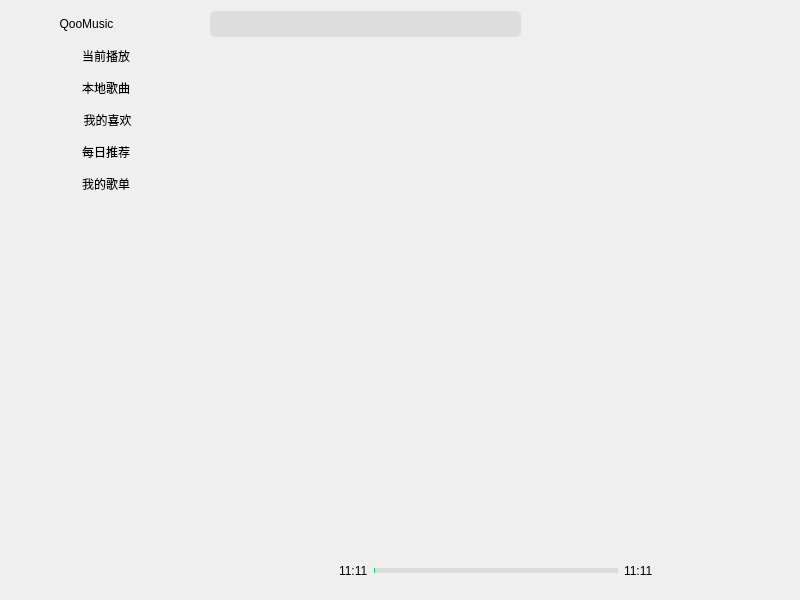
Above: mainwindow.ui from shinyawhy/QooMusicPlayer before the change. Below: the same form after it.
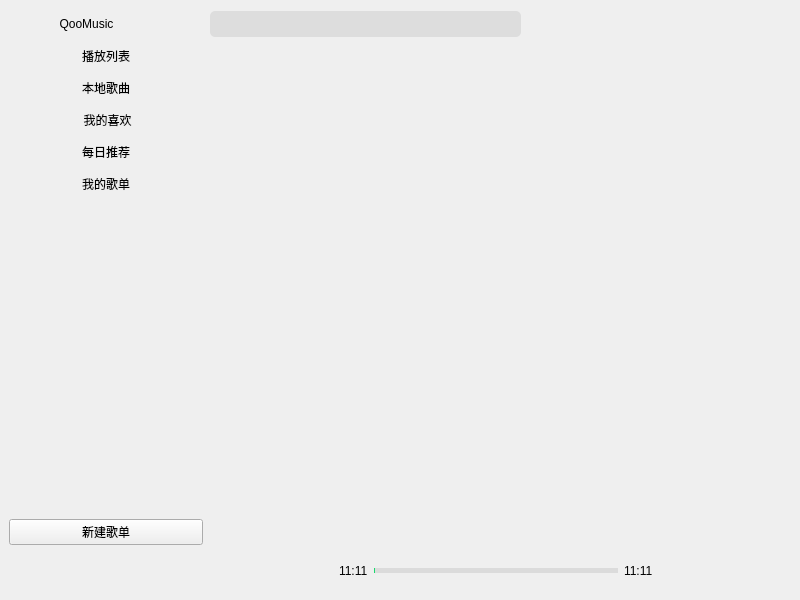
That is the form after the change. Icons and pictures are not drawn. Custom widgets are drawn as their Qt base class.

Commit message: 添加播放列表功能

Diff of the .ui file:
```diff
--- a/mainwindow.ui
+++ b/mainwindow.ui
@@ -247,7 +247,7 @@
 }</string>
           </property>
           <property name="text">
-           <string>当前播放</string>
+           <string>播放列表</string>
           </property>
           <property name="icon">
            <iconset resource="icon.qrc">
@@ -344,6 +344,13 @@
           </property>
          </widget>
         </item>
+        <item>
+         <widget class="QPushButton" name="pushButton">
+          <property name="text">
+           <string>新建歌单</string>
+          </property>
+         </widget>
+        </item>
        </layout>
       </item>
       <item>
```
Left out of the diff: 74 changed lines with no effect on the pictures. The commit also changes 3 other files.
